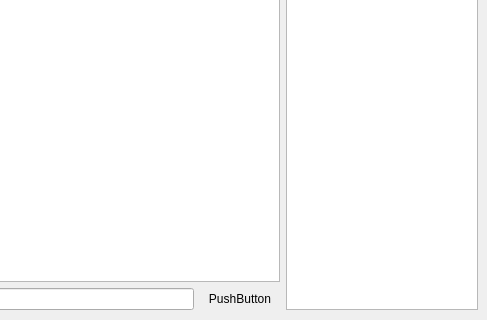
First picture: the form in src/Ventilate/VentilateClient/mainwindow.ui, repository Ixirsii/Ventilate, before the edit; both pictures show x 313 to 800 and y 280 to 600 of the 800 by 600 pixel window.
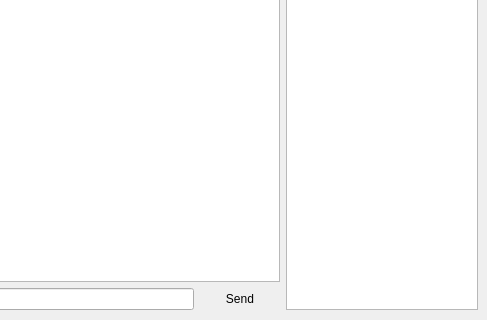
Second picture: the form after the edit.

What changed in the file:
```diff
--- a/src/Ventilate/VentilateClient/mainwindow.ui
+++ b/src/Ventilate/VentilateClient/mainwindow.ui
@@ -51,7 +51,7 @@
          <item>
           <widget class="QPushButton" name="sendButton">
            <property name="text">
-            <string>PushButton</string>
+            <string>Send</string>
            </property>
            <property name="autoDefault">
             <bool>true</bool>
```
Left out of the diff: 2 changed lines with no effect on the pictures.
